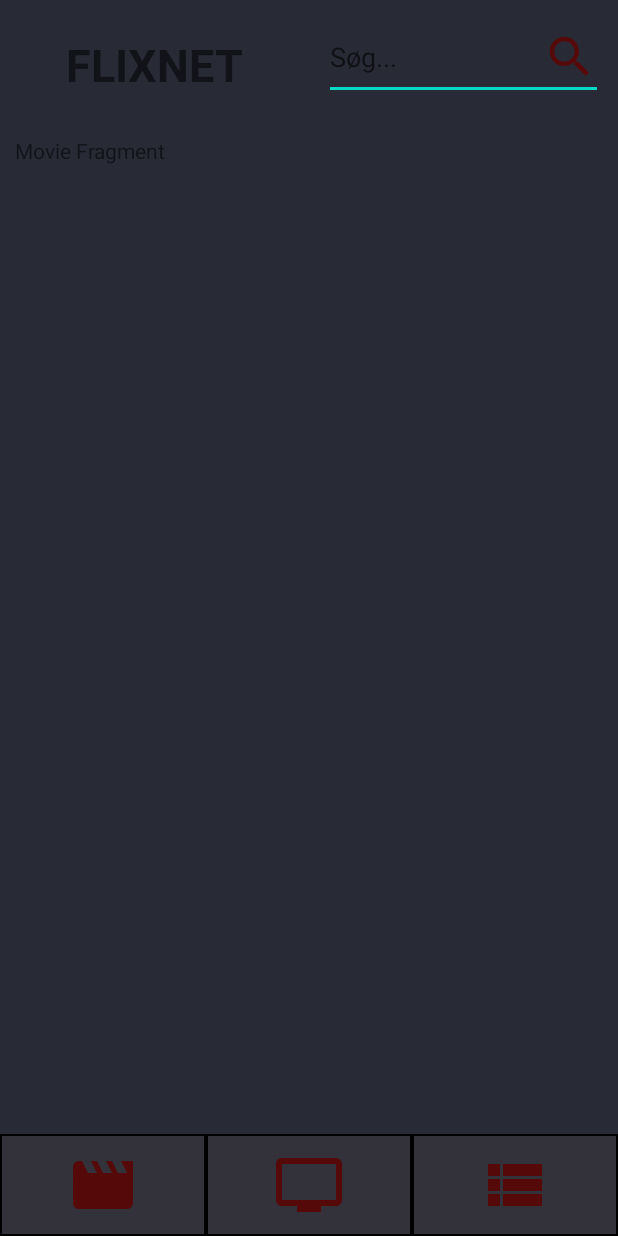
After one commit to NiklasWeinreich/FlixNet-Android-App, an Android app: the fragment MovieFragment placed in its activity, on a phone screen of 412 x 824 dp. The commit adds this screen. Run offline under Robolectric (Android 15) with nearby library versions, the phone set to English and light mode, and no system bars; our stand-ins replace Volley.

Commit message:
fragments and backend done

```diff
--- a/app/build.gradle.kts
+++ b/app/build.gradle.kts
@@ -37,4 +37,6 @@ dependencies {
     testImplementation(libs.junit)
     androidTestImplementation(libs.ext.junit)
     androidTestImplementation(libs.espresso.core)
+    implementation(libs.volley)
+    implementation(libs.gson)
 }
--- a/app/src/main/AndroidManifest.xml
+++ b/app/src/main/AndroidManifest.xml
@@ -1,6 +1,10 @@
 <?xml version="1.0" encoding="utf-8"?>
 <manifest xmlns:android="http://schemas.android.com/apk/res/android"
     xmlns:tools="http://schemas.android.com/tools">
+
+
+    <uses-permission android:name="android.permission.INTERNET" />
+    <uses-permission android:name="android.permission.ACCESS_NETWORK_STATE" />
 
     <application
         android:allowBackup="true"
--- a/app/src/main/java/com/example/flixnet_android_app/MainActivity.java
+++ b/app/src/main/java/com/example/flixnet_android_app/MainActivity.java
@@ -8,21 +8,46 @@ import androidx.core.graphics.Insets;
 import androidx.core.view.ViewCompat;
 import androidx.core.view.WindowInsetsCompat;
 
+import com.android.volley.RequestQueue;
+import com.android.volley.toolbox.Volley;
+import com.example.flixnet_android_app.fragments.MovieFragment;
+import com.example.flixnet_android_app.fragments.SearchFragment;
+import com.example.flixnet_android_app.fragments.SeriesFragment;
+import com.example.flixnet_android_app.fragments.StartFragment;
+import com.example.flixnet_android_app.fragments.WatchlistFragment;
+
 public class MainActivity extends AppCompatActivity {
+
+    public static RequestQueue rq;
 
     @Override
     protected void onCreate(Bundle savedInstanceState) {
         super.onCreate(savedInstanceState);
         EdgeToEdge.enable(this);
         setContentView(R.layout.activity_main);
-
-
-
-
         ViewCompat.setOnApplyWindowInsetsListener(findViewById(R.id.main), (v, insets) -> {
             Insets systemBars = insets.getInsets(WindowInsetsCompat.Type.systemBars());
             v.setPadding(systemBars.left, systemBars.top, systemBars.right, systemBars.bottom);
             return insets;
         });
+        rq = Volley.newRequestQueue(getApplicationContext());
+        initGui();
+        fragmentChanger(StartFragment.class);
+
+    }
+
+    void initGui(){
+        findViewById(R.id.nav_movie).setOnClickListener(view -> fragmentChanger(MovieFragment.class));
+        findViewById(R.id.nav_series).setOnClickListener(view -> fragmentChanger(SeriesFragment.class));
+        findViewById(R.id.nav_watchlist).setOnClickListener(view -> fragmentChanger(WatchlistFragment.class));
+        findViewById(R.id.btn_search).setOnClickListener(view -> fragmentChanger(SearchFragment.class));
+
+    }
+    private void fragmentChanger(Class c) {
+        getSupportFragmentManager().beginTransaction()
+                .replace(R.id.fragment_container, c, null)
+                .setReorderingAllowed(true)
+                .addToBackStack("name")
+                .commit();
     }
 }
--- /dev/null
+++ b/app/src/main/java/com/example/flixnet_android_app/fragments/MovieFragment.java
@@ -0,0 +1,66 @@
+package com.example.flixnet_android_app.fragments;
+
+import android.os.Bundle;
+
+import androidx.fragment.app.Fragment;
+
+import android.view.LayoutInflater;
+import android.view.View;
+import android.view.ViewGroup;
+
+import com.example.flixnet_android_app.R;
+
+/**
+ * A simple {@link Fragment} subclass.
+ * Use the {@link MovieFragment#newInstance} factory method to
+ * create an instance of this fragment.
+ */
+public class MovieFragment extends Fragment {
+
+    // TODO: Rename parameter arguments, choose names that match
+    // the fragment initialization parameters, e.g. ARG_ITEM_NUMBER
+    private static final String ARG_PARAM1 = "param1";
+    private static final String ARG_PARAM2 = "param2";
+
+    // TODO: Rename and change types of parameters
+    private String mParam1;
+    private String mParam2;
+
+    public MovieFragment() {
+        // Required empty public constructor
+    }
+
+    /**
+     * Use this factory method to create a new instance of
+     * this fragment using the provided parameters.
+     *
+     * @param param1 Parameter 1.
+     * @param param2 Parameter 2.
+     * @return A new instance of fragment MovieFragment.
+     */
+    // TODO: Rename and change types and number of parameters
+    public static MovieFragment newInstance(String param1, String param2) {
+        MovieFragment fragment = new MovieFragment();
+        Bundle args = new Bundle();
+        args.putString(ARG_PARAM1, param1);
+        args.putString(ARG_PARAM2, param2);
+        fragment.setArguments(args);
+        return fragment;
+    }
+
+    @Override
+    public void onCreate(Bundle savedInstanceState) {
+        super.onCreate(savedInstanceState);
+        if (getArguments() != null) {
+            mParam1 = getArguments().getString(ARG_PARAM1);
+            mParam2 = getArguments().getString(ARG_PARAM2);
+        }
+    }
+
+    @Override
+    public View onCreateView(LayoutInflater inflater, ViewGroup container,
+                             Bundle savedInstanceState) {
+        // Inflate the layout for this fragment
+        return inflater.inflate(R.layout.fragment_movie, container, false);
+    }
+}
--- /dev/null
+++ b/app/src/main/java/com/example/flixnet_android_app/fragments/StartFragment.java
@@ -0,0 +1,66 @@
+package com.example.flixnet_android_app.fragments;
+
+import android.os.Bundle;
+
+import androidx.fragment.app.Fragment;
+
+import android.view.LayoutInflater;
+import android.view.View;
+import android.view.ViewGroup;
+
+import com.example.flixnet_android_app.R;
+
+/**
+ * A simple {@link Fragment} subclass.
+ * Use the {@link StartFragment#newInstance} factory method to
+ * create an instance of this fragment.
+ */
+public class StartFragment extends Fragment {
+
+    // TODO: Rename parameter arguments, choose names that match
+    // the fragment initialization parameters, e.g. ARG_ITEM_NUMBER
+    private static final String ARG_PARAM1 = "param1";
+    private static final String ARG_PARAM2 = "param2";
+
+    // TODO: Rename and change types of parameters
+    private String mParam1;
+    private String mParam2;
+
+    public StartFragment() {
+        // Required empty public constructor
+    }
+
+    /**
+     * Use this factory method to create a new instance of
+     * this fragment using the provided parameters.
+     *
+     * @param param1 Parameter 1.
+     * @param param2 Parameter 2.
+     * @return A new instance of fragment StartFragment.
+     */
+    // TODO: Rename and change types and number of parameters
+    public static StartFragment newInstance(String param1, String param2) {
+        StartFragment fragment = new StartFragment();
+        Bundle args = new Bundle();
+        args.putString(ARG_PARAM1, param1);
+        args.putString(ARG_PARAM2, param2);
+        fragment.setArguments(args);
+        return fragment;
+    }
+
+    @Override
+    public void onCreate(Bundle savedInstanceState) {
+        super.onCreate(savedInstanceState);
+        if (getArguments() != null) {
+            mParam1 = getArguments().getString(ARG_PARAM1);
+            mParam2 = getArguments().getString(ARG_PARAM2);
+        }
+    }
+
+    @Override
+    public View onCreateView(LayoutInflater inflater, ViewGroup container,
+                             Bundle savedInstanceState) {
+        // Inflate the layout for this fragment
+        return inflater.inflate(R.layout.fragment_start, container, false);
+    }
+}
--- a/app/src/main/res/layout/activity_main.xml
+++ b/app/src/main/res/layout/activity_main.xml
@@ -28,14 +28,14 @@
             android:layout_weight="1"/>
 
         <EditText
+            android:id="@+id/btn_search"
             android:layout_width="match_parent"
             android:layout_height="wrap_content"
             android:layout_margin="10dp"
             android:layout_weight="1"
-            android:hint="Søg..."
+            android:hint="@string/s_g"
             android:drawableEnd="@drawable/baseline_search_24"
             android:src="@drawable/baseline_search_24" />
-
 
     </LinearLayout>
 
@@ -44,6 +44,7 @@
         app:layout_constraintTop_toBottomOf="@+id/Title_container"
         app:layout_constraintBottom_toTopOf="@id/nav_container"
         android:layout_width="match_parent"
+        android:layout_margin="10dp"
         android:layout_height="0dp"/>
 
     <LinearLayout
--- /dev/null
+++ b/app/src/main/res/layout/fragment_movie.xml
@@ -0,0 +1,14 @@
+<?xml version="1.0" encoding="utf-8"?>
+<FrameLayout xmlns:android="http://schemas.android.com/apk/res/android"
+    xmlns:tools="http://schemas.android.com/tools"
+    android:layout_width="match_parent"
+    android:layout_height="match_parent"
+    tools:context=".fragments.MovieFragment">
+
+    <!-- TODO: Update blank fragment layout -->
+    <TextView
+        android:layout_width="match_parent"
+        android:layout_height="match_parent"
+        android:text="Movie Fragment" />
+
+</FrameLayout>
--- a/app/src/main/res/values/strings.xml
+++ b/app/src/main/res/values/strings.xml
@@ -1,4 +1,7 @@
 <resources>
     <string name="app_name">FlixNet-Android-App</string>
     <string name="flixnet">FLIXNET</string>
+    <string name="s_g">Søg...</string>
+    <!-- TODO: Remove or change this placeholder text -->
+    <string name="hello_blank_fragment">Hello blank fragment</string>
 </resources>
--- a/gradle/libs.versions.toml
+++ b/gradle/libs.versions.toml
@@ -1,5 +1,6 @@
 [versions]
 agp = "8.3.2"
+gson = "2.10.1"
 junit = "4.13.2"
 junitVersion = "1.1.5"
 espressoCore = "3.5.1"
@@ -7,8 +8,10 @@ appcompat = "1.6.1"
 material = "1.11.0"
 activity = "1.8.0"
 constraintlayout = "2.1.4"
+volley = "1.2.1"
 
 [libraries]
+gson = { module = "com.google.code.gson:gson", version.ref = "gson" }
 junit = { group = "junit", name = "junit", version.ref = "junit" }
 ext-junit = { group = "androidx.test.ext", name = "junit", version.ref = "junitVersion" }
 espresso-core = { group = "androidx.test.espresso", name = "espresso-core", version.ref = "espressoCore" }
@@ -16,6 +19,7 @@ appcompat = { group = "androidx.appcompat", name = "appcompat", version.ref = "a
 material = { group = "com.google.android.material", name = "material", version.ref = "material" }
 activity = { group = "androidx.activity", name = "activity", version.ref = "activity" }
 constraintlayout = { group = "androidx.constraintlayout", name = "constraintlayout", version.ref = "constraintlayout" }
+volley = { module = "com.android.volley:volley", version.ref = "volley" }
 
 [plugins]
 androidApplication = { id = "com.android.application", version.ref = "agp" }
```
Also changed, not shown: app/src/main/java/com/example/flixnet_android_app/fragments/SearchFragment.java (added, +66 -0 lines), app/src/main/java/com/example/flixnet_android_app/fragments/SeriesFragment.java (added, +66 -0 lines), app/src/main/java/com/example/flixnet_android_app/fragments/WatchlistFragment.java (added, +66 -0 lines), app/src/main/res/layout/fragment_search.xml (added, +14 -0 lines), app/src/main/res/layout/fragment_series.xml (added, +14 -0 lines), app/src/main/res/layout/fragment_start.xml (added, +14 -0 lines), app/src/main/res/layout/fragment_watchlist.xml (added, +14 -0 lines).
